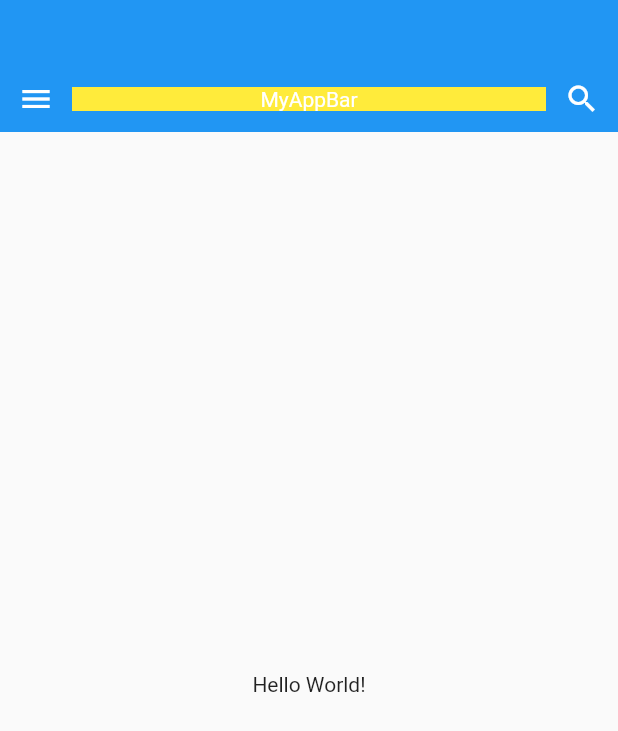
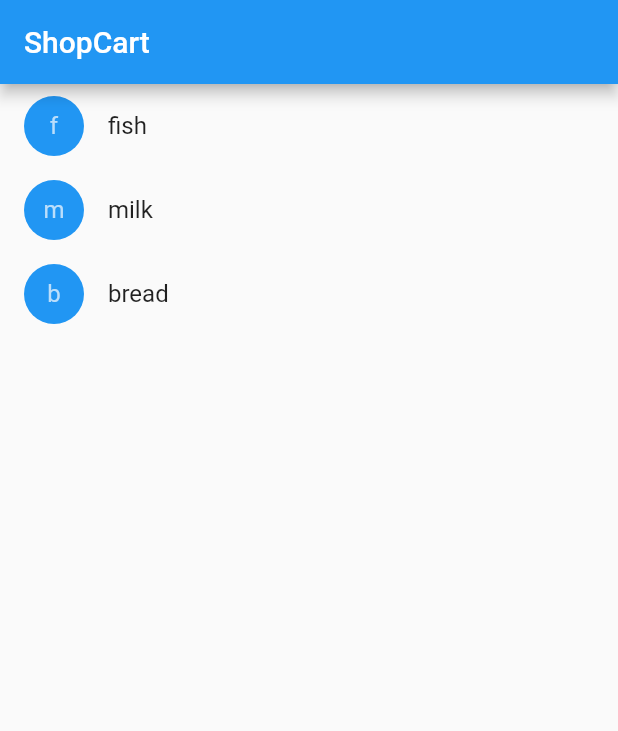
Before and after one commit to PengKezhu/FlutterFoundationLeaning, a Flutter app: the screen it shows after launch, on a phone screen of 412 x 824 dp. Shown: the top 731 px of the screen. Run offline on Flutter 3.47's test engine with Material 2 defaults, Android fonts, the phone set to English and light mode, and no system bars.

Commit message:
Shopping list example

```diff
--- a/flutter_foundataion_demo/lib/main.dart
+++ b/flutter_foundataion_demo/lib/main.dart
@@ -1,6 +1,5 @@
 import 'package:flutter/material.dart';
 import 'package:flutter/rendering.dart';
-import 'dart:developer';
 
 void main() {
   runApp(MyApp());
@@ -26,7 +25,13 @@ class MyApp extends StatelessWidget {
         // is not restarted.
         primarySwatch: Colors.blue,
       ),
-      home: new MyScafford(),
+      home: new ShoppingList(
+        products: <Product>[
+          new Product(name: 'fish'),
+          new Product(name: 'milk'),
+          new Product(name: 'bread'),
+        ],
+      ),
     );
   }
 }
@@ -39,14 +44,13 @@ class MyScafford extends StatelessWidget {
         children: <Widget>[
           new MyAppBar(
             title: new Container(
-              color: Colors.yellow,
                 child: new Text('MyAppBar',
                     textAlign: TextAlign.center,
                     style: new TextStyle(color: Colors.white))),
           ),
           new Expanded(
             child: new Center(
-              child: new Text('Hello World!'),
+              child: new MyButton(),
             ),
           )
         ],
@@ -54,6 +58,36 @@ class MyScafford extends StatelessWidget {
     );
   }
 }
+
+class MyButton extends StatelessWidget {
+  @override
+  Widget build(BuildContext context) {
+    return new GestureDetector(
+      onTap: () {
+        print('MyButton tapped');
+      },
+      child: new Container(
+          height: 36.0,
+          padding: new EdgeInsets.all(8.0),
+          margin: const EdgeInsets.symmetric(horizontal: 8.0),
+          decoration: new BoxDecoration(
+              borderRadius: new BorderRadius.circular(5.0),
+              color: Colors.lightGreen),
+          child: new Container(
+              color: Colors.red,
+              child: new Center(
+                child: new Text('BUTTON'),
+              ))),
+    );
+  }
+}
+
+/**
+ *  new Center(
+            child: new Text('BUTTON'),
+          )
+ *
+ */
 
 class MyAppBar extends StatelessWidget {
   MyAppBar({this.title});
@@ -89,3 +123,86 @@ class MyAppBar extends StatelessWidget {
         ));
   }
 }
+
+class Product {
+  const Product({this.name});
+  final String name;
+}
+
+typedef void CartChangedCallback(Product product, bool inCart);
+
+class ShopItem extends StatelessWidget {
+  ShopItem({Product product, this.inCart, this.onCartChanged})
+      : product = product,
+        super(key: new ObjectKey(product));
+
+  final CartChangedCallback onCartChanged;
+  final bool inCart;
+  final Product product;
+
+  TextStyle _getTextStyle() {
+    if (!inCart) return null;
+    return new TextStyle(
+        color: Colors.black54, decoration: TextDecoration.lineThrough);
+  }
+
+  Color _getBackgroundColor(BuildContext context) {
+    return inCart ? Colors.black54 : Theme.of(context).primaryColor;
+  }
+
+  @override
+  Widget build(BuildContext context) {
+    return new ListTile(
+      onTap: () {
+        onCartChanged(product, !inCart);
+      },
+      leading: new CircleAvatar(
+        backgroundColor: _getBackgroundColor(context),
+        child: new Text(product.name[0]),
+      ),
+      title: new Text(
+        product.name,
+        style: _getTextStyle(),
+      ),
+    );
+  }
+}
+
+class ShoppingList extends StatefulWidget {
+  ShoppingList({Key key, this.products}) : super(key: key);
+
+  final List<Product> products;
+
+  @override
+  State<StatefulWidget> createState() {
+    return new ShoppingListState();
+  }
+}
+
+class ShoppingListState extends State<ShoppingList> {
+  Set<Product> _shoppingCart = new Set<Product>();
+
+  void _onCartChanged(Product product, bool inCart) {
+    setState(() {
+      if (inCart) {
+        _shoppingCart.add(product);
+      } else {
+        _shoppingCart.remove(product);
+      }
+    });
+  }
+
+  @override
+  Widget build(BuildContext context) {
+    return new Scaffold(
+        appBar: new AppBar(title: new Text('ShopCart')),
+        body: new ListView(
+          children: widget.products.map((Product product) {
+            return new ShopItem(
+                product: product,
+                inCart: _shoppingCart.contains(product),
+                onCartChanged: _onCartChanged);
+          }).toList(),
+        ));
+  }
+}
```
